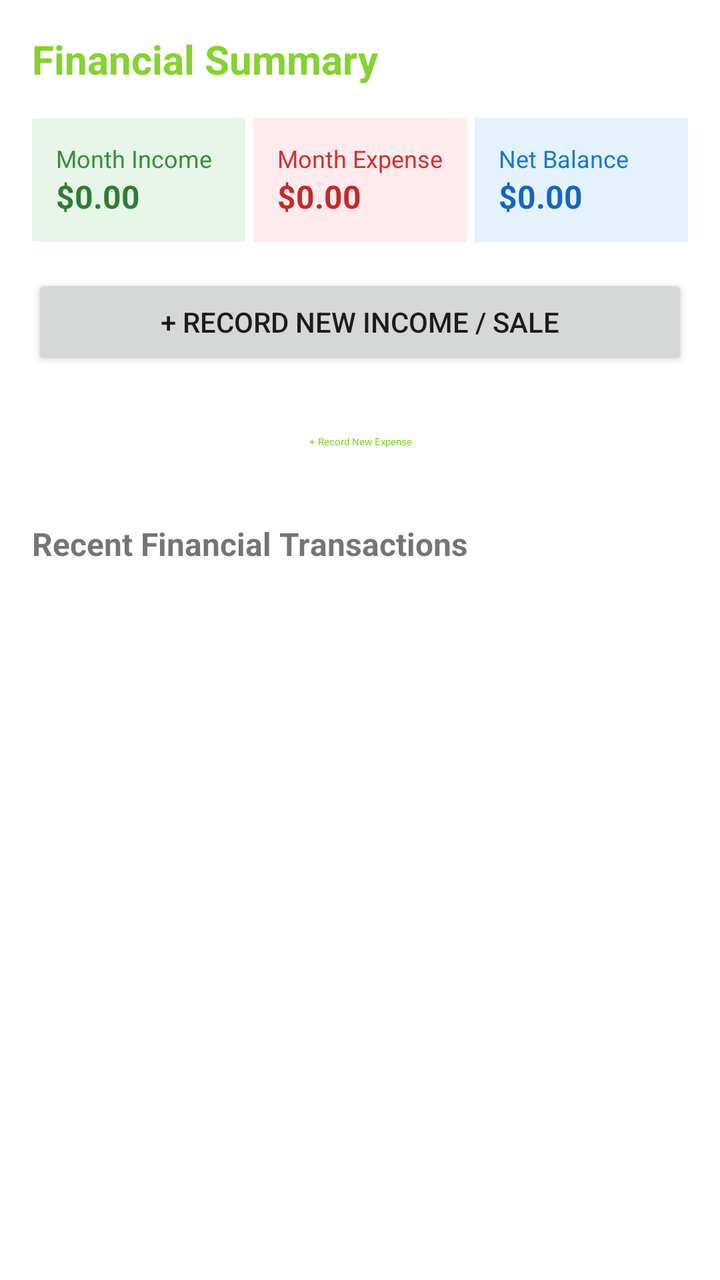
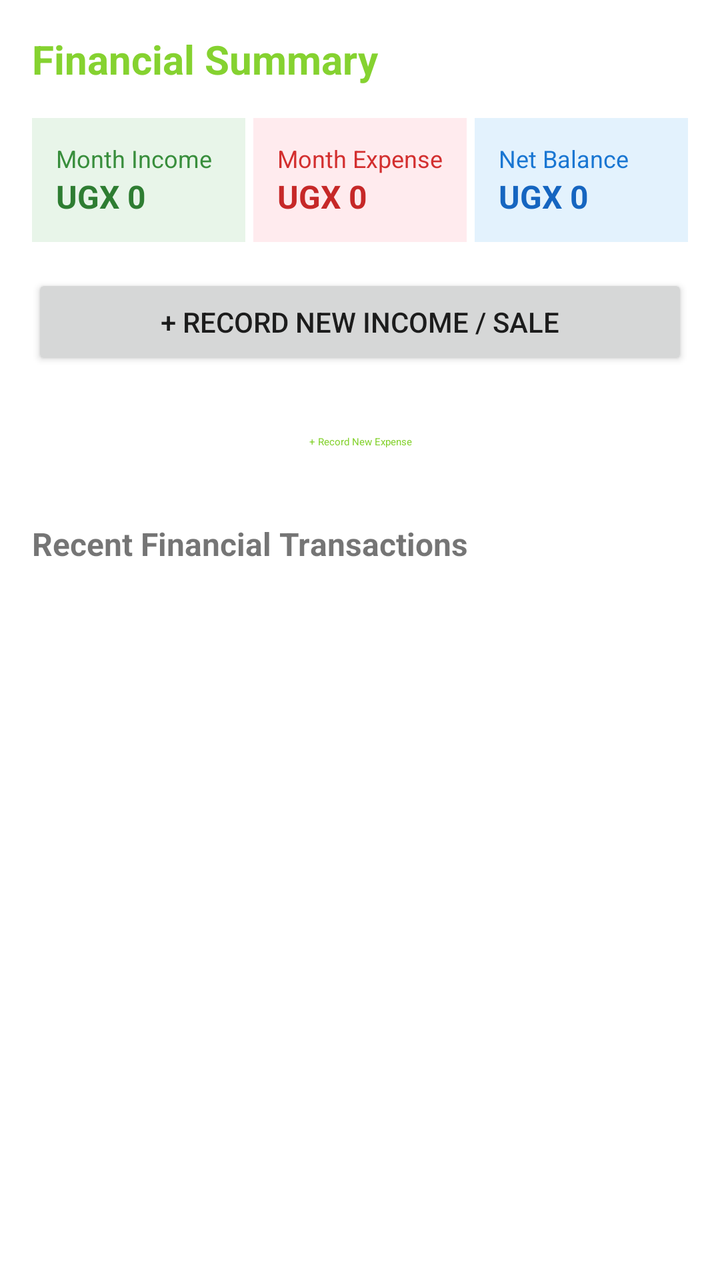

The first picture is an Android layout as it rendered before a commit; the second is the same layout after the commit. The layout source and the unified diff follow.
<!-- AndroidManifest.xml: application theme AppTheme -->
<!-- res/layout/fragment_financial_dashboard.xml -->
<?xml version="1.0" encoding="utf-8"?>
<LinearLayout xmlns:android="http://schemas.android.com/apk/res/android"
    android:layout_width="match_parent"
    android:layout_height="match_parent"
    android:orientation="vertical"
    android:background="@color/whitecolor"
    android:padding="16dp">

    <TextView
        android:layout_width="match_parent"
        android:layout_height="wrap_content"
        android:text="Financial Summary"
        android:textSize="20sp"
        android:textStyle="bold"
        android:textColor="@color/colorPrimary"
        android:layout_marginBottom="16dp" />

    <LinearLayout
        android:layout_width="match_parent"
        android:layout_height="wrap_content"
        android:orientation="horizontal"
        android:weightSum="3"
        android:layout_marginBottom="16dp">

        <LinearLayout
            android:layout_width="0dp"
            android:layout_height="wrap_content"
            android:layout_weight="1"
            android:orientation="vertical"
            android:background="#E8F5E9"
            android:padding="12dp"
            android:layout_marginEnd="4dp">

            <TextView
                android:layout_width="wrap_content"
                android:layout_height="wrap_content"
                android:text="Month Income"
                android:textSize="12sp"
                android:textColor="#388E3C" />

            <TextView
                android:id="@+id/tvMonthIncome"
                android:layout_width="wrap_content"
                android:layout_height="wrap_content"
                android:text="$0.00"
                android:textSize="16sp"
                android:textStyle="bold"
                android:textColor="#2E7D32" />
        </LinearLayout>

        <LinearLayout
            android:layout_width="0dp"
            android:layout_height="wrap_content"
            android:layout_weight="1"
            android:orientation="vertical"
            android:background="#FFEBEE"
            android:padding="12dp"
            android:layout_marginEnd="4dp">

            <TextView
                android:layout_width="wrap_content"
                android:layout_height="wrap_content"
                android:text="Month Expense"
                android:textSize="12sp"
                android:textColor="#D32F2F" />

            <TextView
                android:id="@+id/tvMonthExpense"
                android:layout_width="wrap_content"
                android:layout_height="wrap_content"
                android:text="$0.00"
                android:textSize="16sp"
                android:textStyle="bold"
                android:textColor="#C62828" />
        </LinearLayout>

        <LinearLayout
            android:layout_width="0dp"
            android:layout_height="wrap_content"
            android:layout_weight="1"
            android:orientation="vertical"
            android:background="#E3F2FD"
            android:padding="12dp">

            <TextView
                android:layout_width="wrap_content"
                android:layout_height="wrap_content"
                android:text="Net Balance"
                android:textSize="12sp"
                android:textColor="#1976D2" />

            <TextView
                android:id="@+id/tvNetBalance"
                android:layout_width="wrap_content"
                android:layout_height="wrap_content"
                android:text="$0.00"
                android:textSize="16sp"
                android:textStyle="bold"
                android:textColor="#1565C0" />
        </LinearLayout>
    </LinearLayout>

    <Button
        android:id="@+id/btnRecordIncome"
        android:layout_width="match_parent"
        android:layout_height="wrap_content"
        android:text="+ Record New Income / Sale"
        android:layout_marginBottom="12dp" />

    <Button
        android:id="@+id/btnRecordExpense"
        style="@style/Widget.MaterialComponents.Button.OutlinedButton"
        android:layout_width="match_parent"
        android:layout_height="wrap_content"
        android:text="+ Record New Expense"
        android:layout_marginBottom="16dp" />

    <TextView
        android:layout_width="match_parent"
        android:layout_height="wrap_content"
        android:text="Recent Financial Transactions"
        android:textStyle="bold"
        android:textSize="16sp"
        android:layout_marginBottom="8dp" />

    <ListView
        android:id="@+id/lvFinancials"
        android:layout_width="match_parent"
        android:layout_height="match_parent" />
</LinearLayout>
<!-- resources referenced by this layout -->
<resources>
  <color name="colorPrimary">#85d230</color>
  <color name="whitecolor">#FFFFFF</color>
  <style name="AppTheme" parent="Theme.AppCompat.Light.DarkActionBar">
          
          <item name="colorPrimary">@color/colorPrimary</item>
          <item name="colorPrimaryDark">@color/colorPrimary</item>
          <item name="colorAccent">@color/colorAccent</item>
      </style>
  <color name="colorAccent">#FF4081</color>
</resources>

<!-- the commit's change to res/layout/fragment_financial_dashboard.xml (unified diff, before → after) -->
@@ -42,7 +42,7 @@
                 android:id="@+id/tvMonthIncome"
                 android:layout_width="wrap_content"
                 android:layout_height="wrap_content"
-                android:text="$0.00"
+                android:text="UGX 0"
                 android:textSize="16sp"
                 android:textStyle="bold"
                 android:textColor="#2E7D32" />
@@ -68,7 +68,7 @@
                 android:id="@+id/tvMonthExpense"
                 android:layout_width="wrap_content"
                 android:layout_height="wrap_content"
-                android:text="$0.00"
+                android:text="UGX 0"
                 android:textSize="16sp"
                 android:textStyle="bold"
                 android:textColor="#C62828" />
@@ -93,7 +93,7 @@
                 android:id="@+id/tvNetBalance"
                 android:layout_width="wrap_content"
                 android:layout_height="wrap_content"
-                android:text="$0.00"
+                android:text="UGX 0"
                 android:textSize="16sp"
                 android:textStyle="bold"
                 android:textColor="#1565C0" />
